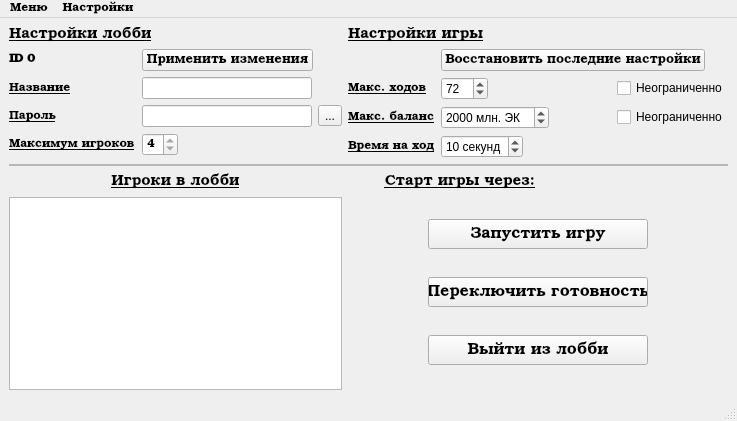
Qt form userinterface/lobbywindow.ui (AlekseyLapunov/Client-Monopoly) before a commit.
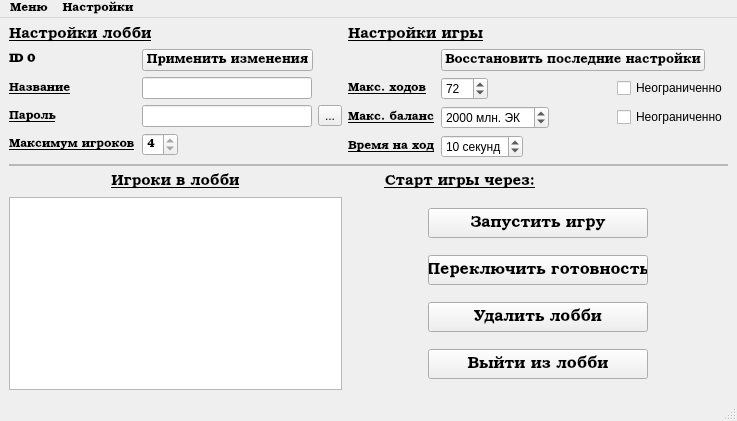
The same form after that commit.

Commit message: Minor LobbyWindow graphical fixes. Also add delete button for lobby owner (before it was included into disconnecting)

Patch:
```diff
--- a/userinterface/lobbywindow.ui
+++ b/userinterface/lobbywindow.ui
@@ -387,6 +387,25 @@
           </property>
          </widget>
         </item>
+        <item>
+         <widget class="QPushButton" name="bDeleteLobby">
+          <property name="maximumSize">
+           <size>
+            <width>16777215</width>
+            <height>30</height>
+           </size>
+          </property>
+          <property name="font">
+           <font>
+            <family>Bookman Old Style</family>
+            <pointsize>12</pointsize>
+           </font>
+          </property>
+          <property name="text">
+           <string>Удалить лобби</string>
+          </property>
+         </widget>
+        </item>
         <item>
          <widget class="QPushButton" name="bLeaveLobby">
           <property name="maximumSize">
```
Left out of the diff: 17 changed lines with no effect on the pictures. The commit also changes 3 other files.
